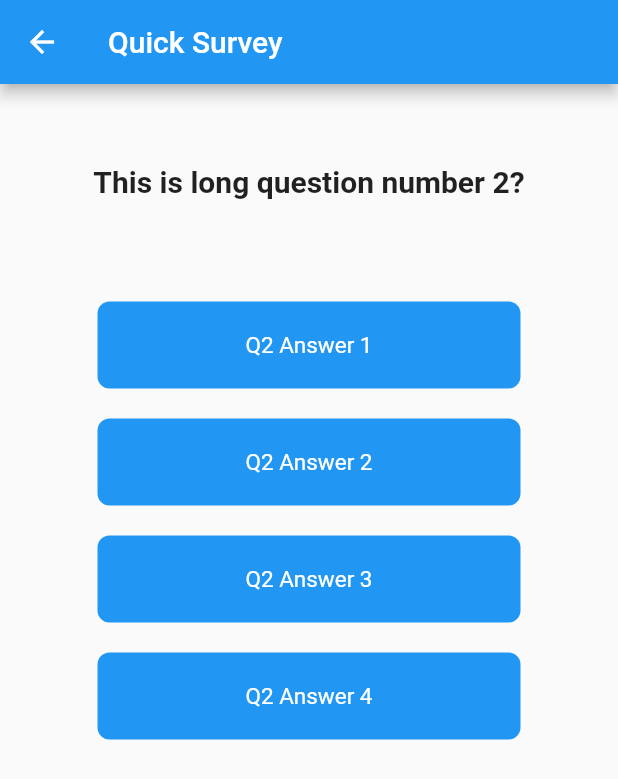
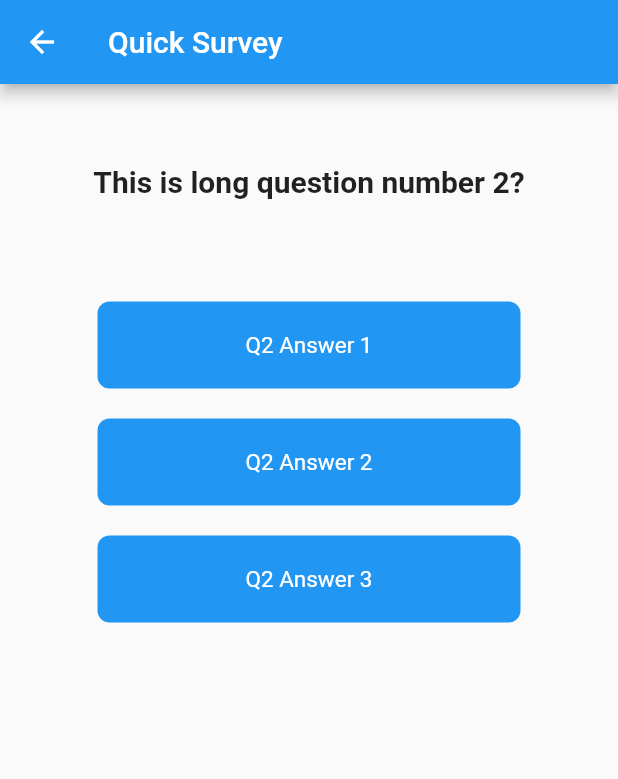
Before and after one commit to AmalSresh/PlanUp, a Flutter app: the SurveyPage screen opened directly, after a tap on "Q1 Answer 1", on a phone screen of 412 x 824 dp. Shown: the top 779 px of the screen. Run offline on Flutter 3.47's test engine with Material 2 defaults, Android fonts, the phone set to English and light mode, and no system bars; our stand-ins replace firebase_auth, firebase_core, flutter_signin_button, google_sign_in; accounts and stored records are empty.

```diff
--- a/lib/pages/survey_page.dart
+++ b/lib/pages/survey_page.dart
@@ -32,7 +32,7 @@ class _SurveyPageState extends State<SurveyPage> {
       lastQuestion = true;
     }
     input.question = "This is long question number 2?";
-    input.answers = ["Q2 Answer 1","Q2 Answer 2","Q2 Answer 3", "Q2 Answer 4"];
+    input.answers = ["Q2 Answer 1","Q2 Answer 2","Q2 Answer 3"];
     // end example
   }
 
```
